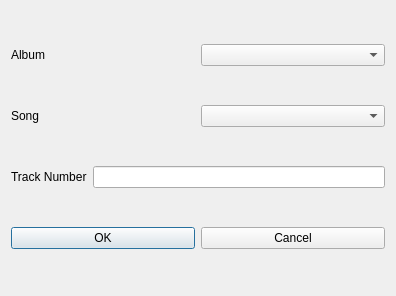
Before: the Qt Designer form addmusicalbumdialog.ui in Zakhrov/WebPhonon, drawn with Qt 5.
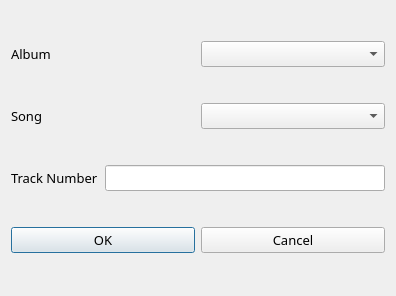
After: the same form once the commit is applied. Icons and pictures are not drawn.

Patch:
```diff
--- a/addmusicalbumdialog.ui
+++ b/addmusicalbumdialog.ui
@@ -18,13 +18,29 @@
     <layout class="QHBoxLayout" name="horizontalLayout_2">
      <item>
       <widget class="QLabel" name="label">
+       <property name="font">
+        <font>
+         <family>AR CHRISTY</family>
+         <pointsize>10</pointsize>
+        </font>
+       </property>
        <property name="text">
         <string>Album</string>
        </property>
       </widget>
      </item>
      <item>
-      <widget class="QComboBox" name="comboBox"/>
+      <widget class="QComboBox" name="comboBox">
+       <property name="font">
+        <font>
+         <family>AR CHRISTY</family>
+         <pointsize>10</pointsize>
+        </font>
+       </property>
+       <property name="styleSheet">
+        <string notr="true">background-color: &quot;white&quot;</string>
+       </property>
+      </widget>
      </item>
     </layout>
    </item>
@@ -32,13 +48,29 @@
     <layout class="QHBoxLayout" name="horizontalLayout_3">
      <item>
       <widget class="QLabel" name="label_2">
+       <property name="font">
+        <font>
+         <family>AR CHRISTY</family>
+         <pointsize>10</pointsize>
+        </font>
+       </property>
        <property name="text">
         <string>Song</string>
        </property>
       </widget>
      </item>
      <item>
-      <widget class="QComboBox" name="comboBox_2"/>
+      <widget class="QComboBox" name="comboBox_2">
+       <property name="font">
+        <font>
+         <family>AR CHRISTY</family>
+         <pointsize>10</pointsize>
+        </font>
+       </property>
+       <property name="styleSheet">
+        <string notr="true">background-color: &quot;white&quot;</string>
+       </property>
+      </widget>
      </item>
     </layout>
    </item>
@@ -46,13 +78,29 @@
     <layout class="QHBoxLayout" name="horizontalLayout_4">
      <item>
       <widget class="QLabel" name="label_3">
+       <property name="font">
+        <font>
+         <family>AR CHRISTY</family>
+         <pointsize>10</pointsize>
+        </font>
+       </property>
        <property name="text">
         <string>Track Number</string>
        </property>
       </widget>
      </item>
      <item>
-      <widget class="QLineEdit" name="lineEdit"/>
+      <widget class="QLineEdit" name="lineEdit">
+       <property name="font">
+        <font>
+         <family>AR ESSENCE</family>
+         <pointsize>10</pointsize>
+        </font>
+       </property>
+       <property name="styleSheet">
+        <string notr="true">background-color: &quot;white&quot;</string>
+       </property>
+      </widget>
      </item>
     </layout>
    </item>
@@ -60,6 +108,15 @@
     <layout class="QHBoxLayout" name="horizontalLayout">
      <item>
       <widget class="QPushButton" name="pushButton">
+       <property name="font">
+        <font>
+         <family>AR CHRISTY</family>
+         <pointsize>10</pointsize>
+        </font>
+       </property>
+       <property name="styleSheet">
+        <string notr="true">background-color: &quot;white&quot;</string>
+       </property>
        <property name="text">
         <string>OK</string>
        </property>
@@ -67,6 +124,15 @@
      </item>
      <item>
       <widget class="QPushButton" name="pushButton_2">
+       <property name="font">
+        <font>
+         <family>AR CHRISTY</family>
+         <pointsize>10</pointsize>
+        </font>
+       </property>
+       <property name="styleSheet">
+        <string notr="true">background-color: &quot;white&quot;</string>
+       </property>
        <property name="text">
         <string>Cancel</string>
        </property>
```
Left out of the diff: 8 changed lines with no effect on the pictures.
